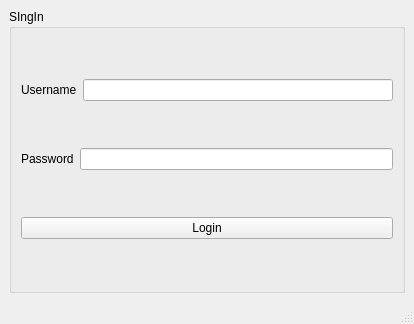
This is qt/LoginApp/mainwindow.ui in beva3/bevaL2 as Qt 5 draws it before an edit. The edited form follows.
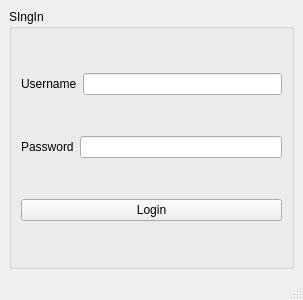
This is the edited form.

```diff
--- a/qt/LoginApp/mainwindow.ui
+++ b/qt/LoginApp/mainwindow.ui
@@ -6,8 +6,8 @@
    <rect>
     <x>0</x>
     <y>0</y>
-    <width>414</width>
-    <height>324</height>
+    <width>303</width>
+    <height>300</height>
    </rect>
   </property>
   <property name="windowTitle">
```
Left out of the diff: 4 changed lines with no effect on the pictures.
